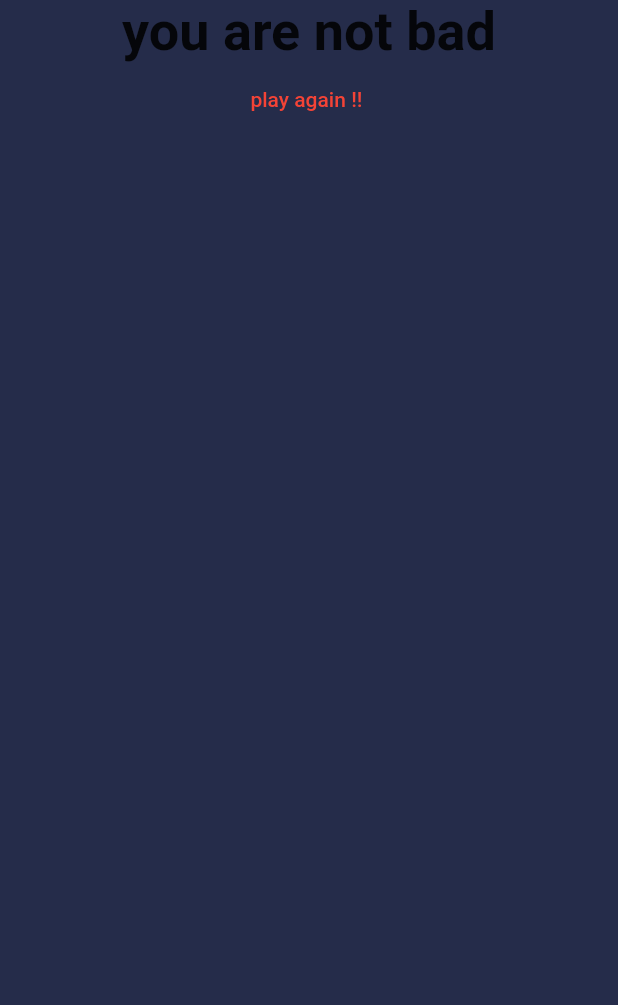
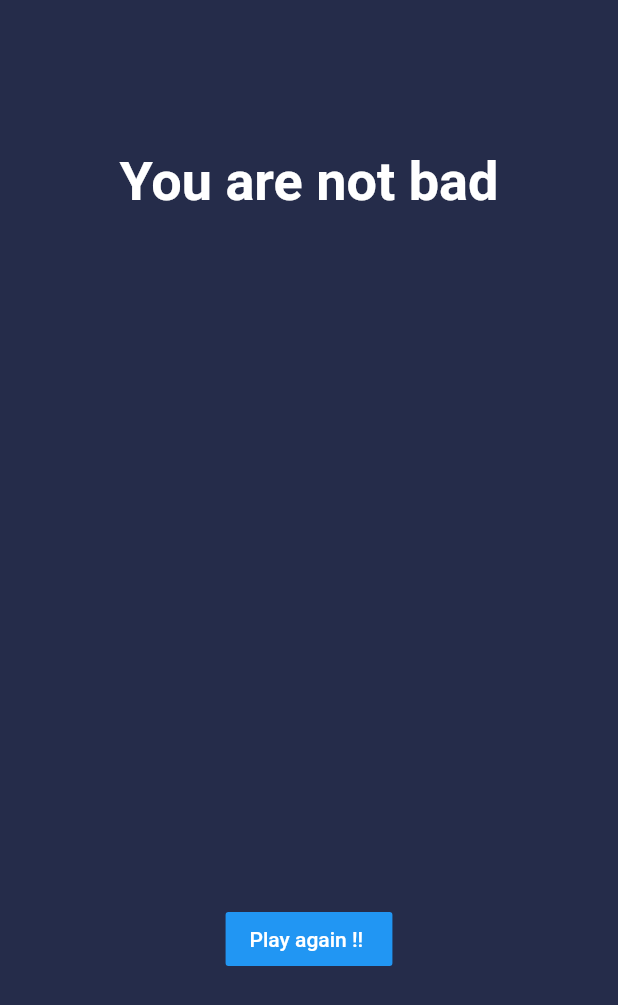
Before and after one commit to devSouvik/personality-tracker, a Flutter app: the screen it shows after launch, after a tap on "red", after a tap on "paul", after a tap on "cricket", on a phone screen of 412 x 824 dp. Shown: the top 1005 px of the screen. Run offline on Flutter 3.47's test engine with Material 2 defaults, Android fonts, the phone set to English and light mode, and no system bars.

Commit message:
Update result.dart

```diff
--- a/lib/result.dart
+++ b/lib/result.dart
@@ -8,13 +8,13 @@ class Results extends StatelessWidget {
   String get resultValue {
     String resultText;
     if (resultScore <= 10) {
-      resultText = 'you are good';
+      resultText = 'You are good';
     } else if (resultScore <= 15) {
-      resultText = 'you are average';
+      resultText = 'You are average';
     } else if (resultScore <= 25) {
-      resultText = 'you are not bad';
+      resultText = 'You are not bad';
     } else {
-      resultText = 'you are bad';
+      resultText = 'You are bad';
     }
     return resultText;
   }
@@ -24,18 +24,23 @@ class Results extends StatelessWidget {
     return Center(
       child: Column(
         children: <Widget>[
-          Text(
-            resultValue,
-            style: TextStyle(
-              fontSize: 36,
-              fontWeight: FontWeight.bold,
+          Padding(
+            padding: const EdgeInsets.only(top: 100),
+            child: Text(
+              resultValue,
+              style: TextStyle(
+                fontSize: 36,
+                fontWeight: FontWeight.bold,
+                color: Colors.white
+              ),
             ),
           ),
-          FlatButton(
+          SizedBox(height: 460,),
+          FlatButton(color: Colors.blue,
             onPressed: resetHandler,
             child: Text(
-              'play again !! ',
-              style: TextStyle(color: Colors.red),
+              'Play again !! ',
+              style: TextStyle(color: Colors.white),
             ),
           ),
         ],
```
